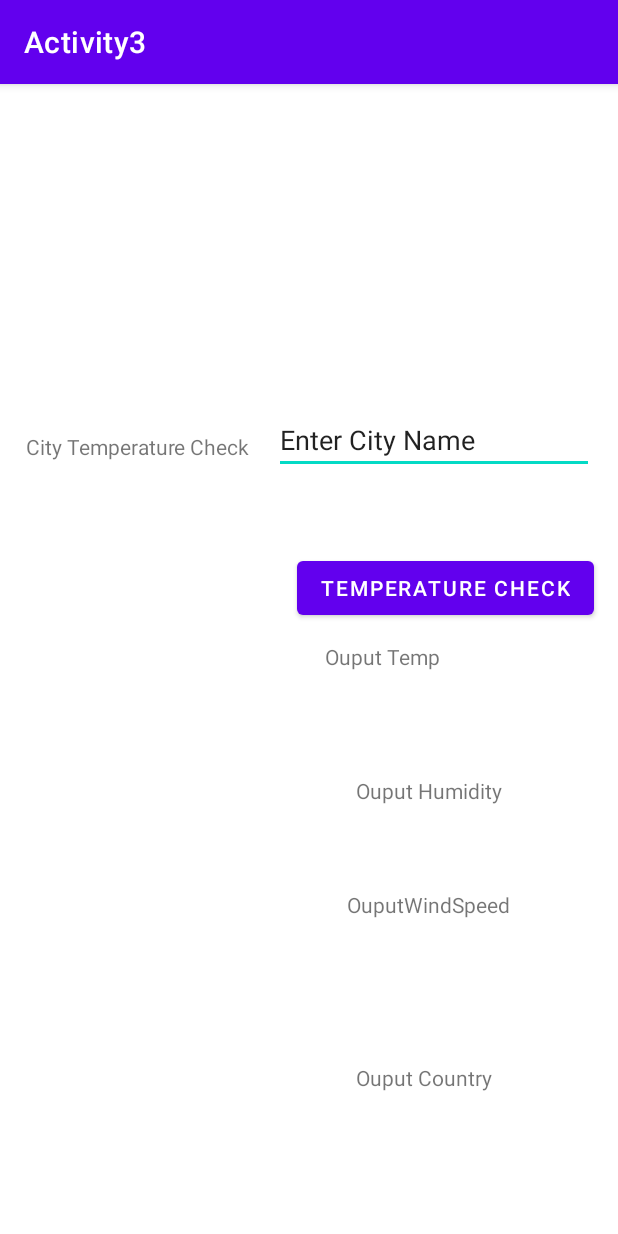
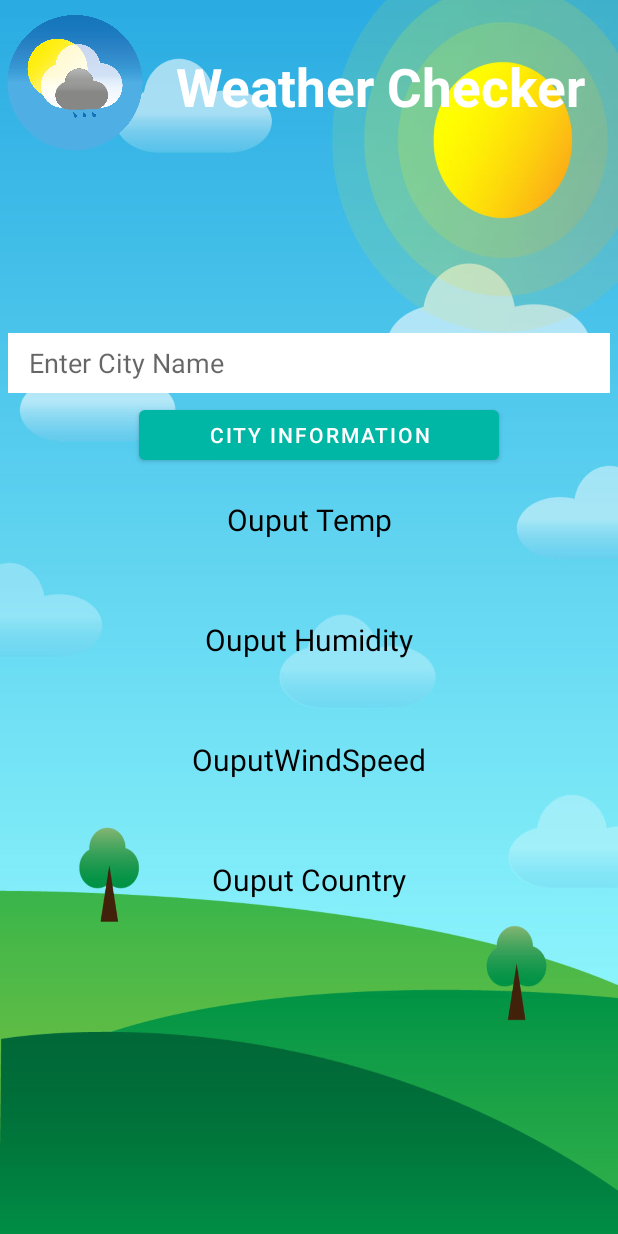
Before and after one commit to rsl081/Activity3, an Android app: the screen it shows after launch (MainActivity), on a phone screen of 412 x 824 dp. Run offline under Robolectric (Android 15) with nearby library versions, the phone set to English and light mode, and no system bars; our stand-ins replace Volley.

Commit message:
Activty 3 Functionality Completed

```diff
--- a/app/src/main/java/com/example/activity3/MainActivity.java
+++ b/app/src/main/java/com/example/activity3/MainActivity.java
@@ -70,7 +70,7 @@ public class MainActivity extends AppCompatActivity implements View.OnClickListe
         JsonObjectRequest request = new JsonObjectRequest(Request.Method.GET, UrlOFOpenWeatherMap(), null, new Response.Listener<JSONObject>() {
             @Override
             public void onResponse(JSONObject response)
-            { Json(response);}
+            { Json(response); Toast.makeText(MainActivity.this, "Good City!", Toast.LENGTH_LONG).show();}
         }, new Response.ErrorListener() {
             @Override
             public void onErrorResponse(VolleyError error) {
@@ -94,7 +94,7 @@ public class MainActivity extends AppCompatActivity implements View.OnClickListe
             JSONObject object3 = response.getJSONObject("sys");
             String country = object3.getString("country");
 
-            printTemperature.setText("Temperature"+tempeConversion.toString().substring(0,5) + " C");
+            printTemperature.setText("Temperature: "+tempeConversion.toString().substring(0,5) + " C");
             printHumidity.setText("Humidity: "+ humidity);
             printWindSpeed.setText("Wind Speed: " + speed);
             printCountry.setText("Country: " + country);
--- a/app/src/main/res/layout/activity_main.xml
+++ b/app/src/main/res/layout/activity_main.xml
@@ -2,90 +2,144 @@
 <androidx.constraintlayout.widget.ConstraintLayout xmlns:android="http://schemas.android.com/apk/res/android"
     xmlns:app="http://schemas.android.com/apk/res-auto"
     xmlns:tools="http://schemas.android.com/tools"
+    android:id="@+id/back"
     android:layout_width="match_parent"
     android:layout_height="match_parent"
-    tools:context=".MainActivity">
+    android:background="@drawable/aa"
+    tools:context=".MainActivity"
+    tools:ignore="ExtraText">
+
+
+    <LinearLayout
+        android:layout_width="match_parent"
+        android:layout_height="116dp"
+        android:orientation="horizontal"
+        tools:ignore="MissingConstraints">
+
+        <ImageView
+            android:id="@+id/imageView"
+            android:layout_width="100sp"
+            android:layout_height="90sp"
+            android:layout_marginTop="10dp"
+            android:src="@drawable/logo" />
+
+        <TextView
+            android:id="@+id/textView"
+            android:layout_width="wrap_content"
+            android:layout_height="match_parent"
+            android:layout_weight="1"
+            android:ems="10"
+            android:gravity="center|left"
+            android:text="  Weather Checker"
+            android:textColor="#FFFFFF"
+            android:textSize="35sp"
+            android:textStyle="bold" />
+    </LinearLayout>
 
     <TextView
         android:layout_width="wrap_content"
         android:layout_height="wrap_content"
         android:layout_marginLeft="16dp"
         android:layout_marginEnd="16dp"
+        android:layout_marginRight="16dp"
         android:text="City Temperature Check"
         app:layout_constraintBottom_toBottomOf="parent"
         app:layout_constraintEnd_toStartOf="@+id/editTextCity"
         app:layout_constraintLeft_toLeftOf="parent"
+        app:layout_constraintRight_toRightOf="parent"
         app:layout_constraintTop_toTopOf="parent"
         app:layout_constraintVertical_bias="0.31" />
 
+
     <EditText
         android:id="@+id/editTextCity"
-        android:layout_width="wrap_content"
-        android:layout_height="wrap_content"
-        android:layout_marginEnd="16dp"
+        android:layout_width="match_parent"
+        android:layout_height="40dp"
+        android:layout_margin="5dp"
+        android:layout_marginEnd="4dp"
+        android:layout_marginRight="4dp"
+        android:background="@color/white"
         android:ems="10"
+        android:hint="   Enter City Name"
         android:inputType="textPersonName"
-        android:text="Enter City Name"
         app:layout_constraintBottom_toBottomOf="parent"
         app:layout_constraintEnd_toEndOf="parent"
         app:layout_constraintTop_toTopOf="parent"
-        app:layout_constraintVertical_bias="0.297" />
+        app:layout_constraintVertical_bias="0.28" />
 
     <Button
         android:id="@+id/submitBtn"
-        android:layout_width="wrap_content"
-        android:layout_height="wrap_content"
-        android:layout_marginTop="52dp"
-        android:text="Temperature Check"
+        android:layout_width="240dp"
+        android:layout_height="45dp"
+        android:layout_margin="5dp"
+        android:layout_marginTop="16dp"
+        android:text="City Information"
+        app:backgroundTint="#00B6A5"
         app:layout_constraintEnd_toEndOf="parent"
-        app:layout_constraintHorizontal_bias="0.925"
+        app:layout_constraintHorizontal_bias="0.54"
         app:layout_constraintStart_toStartOf="parent"
         app:layout_constraintTop_toBottomOf="@+id/editTextCity" />
 
     <TextView
         android:id="@+id/textViewTemp"
-        android:layout_width="151dp"
-        android:layout_height="73dp"
-        android:layout_marginTop="12dp"
+        android:layout_width="200dp"
+        android:layout_height="60dp"
+        android:layout_marginTop="20dp"
         android:text="Ouput Temp"
+
+        android:textAlignment="center"
+        android:textSize="20sp"
         app:layout_constraintEnd_toEndOf="parent"
-        app:layout_constraintHorizontal_bias="0.83"
+        android:textColor="@color/black"
+        app:layout_constraintHorizontal_bias="0.5"
         app:layout_constraintStart_toStartOf="parent"
-        app:layout_constraintTop_toBottomOf="@+id/submitBtn" />
+        app:layout_constraintTop_toBottomOf="@+id/submitBtn"
+        android:gravity="center_horizontal" />
 
     <TextView
         android:id="@+id/textViewHumidity"
-        android:layout_width="117dp"
-        android:layout_height="48dp"
-        android:layout_marginTop="16dp"
+        android:layout_width="200dp"
+        android:layout_height="60dp"
+        android:layout_marginTop="20dp"
         android:text="Ouput Humidity"
+        android:textAlignment="center"
+        android:textSize="20sp"
+        android:textColor="@color/black"
         app:layout_constraintEnd_toEndOf="parent"
-        app:layout_constraintHorizontal_bias="0.806"
+        app:layout_constraintHorizontal_bias="0.5"
         app:layout_constraintStart_toStartOf="parent"
-        app:layout_constraintTop_toBottomOf="@+id/textViewTemp" />
+        app:layout_constraintTop_toBottomOf="@+id/textViewTemp"
+        android:gravity="center_horizontal" />
 
     <TextView
         android:id="@+id/textViewWindSpeed"
-        android:layout_width="143dp"
-        android:layout_height="54dp"
-        android:layout_marginTop="28dp"
+        android:layout_width="200dp"
+        android:layout_height="60dp"
+        android:layout_marginTop="20dp"
         android:text="OuputWindSpeed"
+        android:textAlignment="center"
+        android:textSize="20sp"
+        android:textColor="@color/black"
         app:layout_constraintEnd_toEndOf="parent"
-        app:layout_constraintHorizontal_bias="0.861"
+        app:layout_constraintHorizontal_bias="0.5"
         app:layout_constraintStart_toStartOf="parent"
-        app:layout_constraintTop_toBottomOf="@+id/textViewHumidity" />
+        app:layout_constraintTop_toBottomOf="@+id/textViewHumidity"
+        android:gravity="center_horizontal" />
 
     <TextView
         android:id="@+id/textViewCountry"
-        android:layout_width="109dp"
-        android:layout_height="57dp"
+        android:layout_width="200dp"
+        android:layout_height="60dp"
+        android:layout_marginTop="20dp"
         android:text="Ouput Country"
-        app:layout_constraintBottom_toBottomOf="parent"
+        android:textAlignment="center"
+        android:textSize="20sp"
         app:layout_constraintEnd_toEndOf="parent"
-        app:layout_constraintHorizontal_bias="0.784"
+        android:textColor="@color/black"
+        app:layout_constraintHorizontal_bias="0.5"
         app:layout_constraintStart_toStartOf="parent"
         app:layout_constraintTop_toBottomOf="@+id/textViewWindSpeed"
-        app:layout_constraintVertical_bias="0.515" />
-
+        app:layout_constraintVertical_bias="0.515"
+        android:gravity="center_horizontal" />
 
 </androidx.constraintlayout.widget.ConstraintLayout>
--- a/app/src/main/res/values-night/themes.xml
+++ b/app/src/main/res/values-night/themes.xml
@@ -1,6 +1,6 @@
 <resources xmlns:tools="http://schemas.android.com/tools">
     <!-- Base application theme. -->
-    <style name="Theme.Activity3" parent="Theme.MaterialComponents.DayNight.DarkActionBar">
+    <style name="Theme.Activity3" parent="Theme.MaterialComponents.DayNight.NoActionBar">
         <!-- Primary brand color. -->
         <item name="colorPrimary">@color/purple_200</item>
         <item name="colorPrimaryVariant">@color/purple_700</item>
--- a/app/src/main/res/values/themes.xml
+++ b/app/src/main/res/values/themes.xml
@@ -1,6 +1,6 @@
 <resources xmlns:tools="http://schemas.android.com/tools">
     <!-- Base application theme. -->
-    <style name="Theme.Activity3" parent="Theme.MaterialComponents.DayNight.DarkActionBar">
+    <style name="Theme.Activity3" parent="Theme.MaterialComponents.DayNight.NoActionBar">
         <!-- Primary brand color. -->
         <item name="colorPrimary">@color/purple_500</item>
         <item name="colorPrimaryVariant">@color/purple_700</item>
```
Also changed, not shown: app/src/main/res/drawable/aa.jpg (added), app/src/main/res/drawable/logo.png (added).
